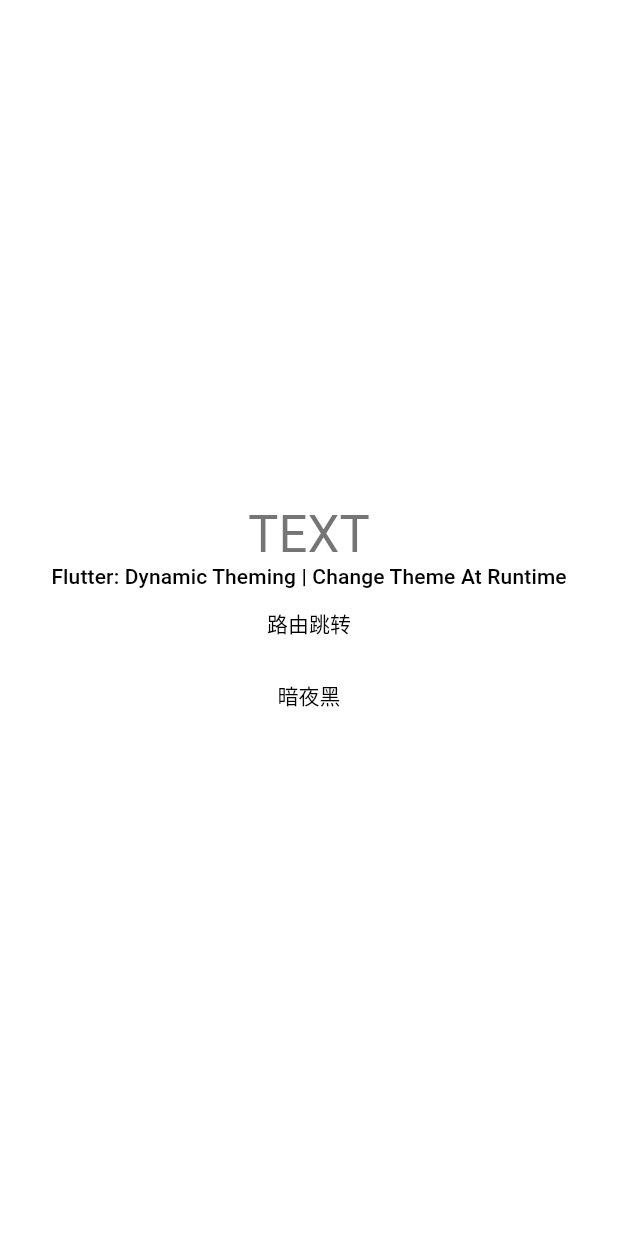
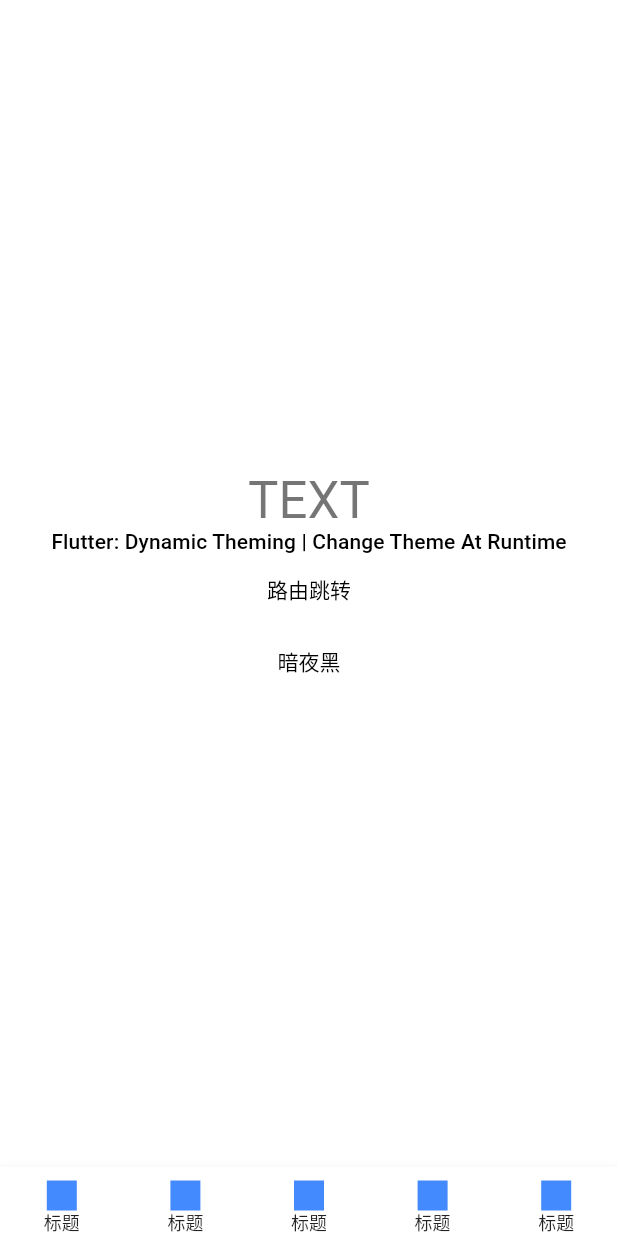
Before and after one commit to Tecode/dynamic_theme, a Flutter app: the screen it shows after launch, on a phone screen of 412 x 824 dp. Run offline on Flutter 3.47's test engine with Material 2 defaults, Android fonts, the phone set to English and light mode, and no system bars.

```diff
--- a/lib/containers/Entrance.dart
+++ b/lib/containers/Entrance.dart
@@ -1,6 +1,7 @@
 import 'dart:developer';
 
 import 'package:dynamic_theme/helpers/options.dart';
+import 'package:dynamic_theme/widgets/Entrance/NavigationBar.dart';
 import 'package:flutter/material.dart';
 
 import 'NewView.dart';
@@ -86,6 +87,7 @@
           ),
         ),
       ),
+      bottomNavigationBar: NavigationBar(),
     );
   }
 }
--- a/lib/containers/app.dart
+++ b/lib/containers/app.dart
@@ -1,8 +1,6 @@
 import 'dart:async';
-import 'dart:developer';
 
 import 'package:dynamic_theme/containers/Entrance.dart';
-import 'package:dynamic_theme/containers/NewView.dart';
 import 'package:dynamic_theme/helpers/options.dart';
 import 'package:dynamic_theme/helpers/scales.dart';
 import 'package:dynamic_theme/helpers/themes.dart';
--- /dev/null
+++ b/lib/widgets/Entrance/NavigationBar.dart
@@ -0,0 +1,47 @@
+import 'package:flutter/material.dart';
+
+class NavigationBar extends StatelessWidget {
+  @override
+  Widget build(BuildContext context) {
+    return Container(
+      height: 46.0 + MediaQuery.of(context).padding.bottom,
+      decoration: BoxDecoration(
+        color: Theme.of(context).backgroundColor,
+        boxShadow: [
+          BoxShadow(
+            color: Colors.black12.withOpacity(0.1),
+            spreadRadius: 1.0,
+            blurRadius: 6.0,
+            offset: Offset(0.0, 4.0),
+          ),
+        ],
+      ),
+      padding: EdgeInsets.only(bottom: MediaQuery.of(context).padding.bottom),
+      child: Row(
+        mainAxisAlignment: MainAxisAlignment.spaceAround,
+        crossAxisAlignment: CrossAxisAlignment.end,
+        children: <Widget>[
+          ...List.generate(
+              5,
+              (_) => Column(
+                mainAxisSize: MainAxisSize.min,
+                    children: <Widget>[
+                      Container(
+                        width: 20.0,
+                        height: 20.0,
+                        color: Colors.blueAccent,
+                      ),
+                      Text(
+                        '标题',
+                        style: TextStyle(
+                          fontSize: 12.0,
+                          height: 1.4,
+                        ),
+                      )
+                    ],
+                  ))
+        ],
+      ),
+    );
+  }
+}
```
Also changed, not shown: 1 other file.
